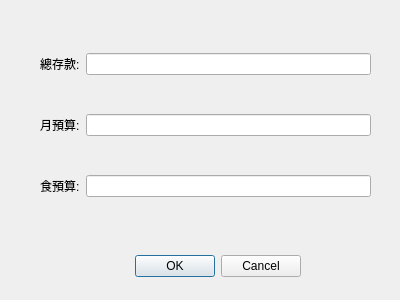
Before: the Qt Designer form setting.ui in dlgs5100/MoneyTracking, drawn with Qt 5.
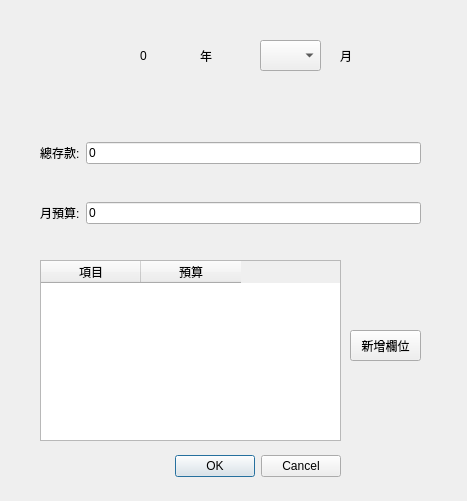
After: the same form once the commit is applied.

```diff
--- a/setting.ui
+++ b/setting.ui
@@ -6,8 +6,8 @@
    <rect>
     <x>0</x>
     <y>0</y>
-    <width>400</width>
-    <height>300</height>
+    <width>467</width>
+    <height>501</height>
    </rect>
   </property>
   <property name="windowTitle">
@@ -16,8 +16,8 @@
   <widget class="QDialogButtonBox" name="buttonBox">
    <property name="geometry">
     <rect>
-     <x>-40</x>
-     <y>250</y>
+     <x>0</x>
+     <y>450</y>
      <width>341</width>
      <height>32</height>
     </rect>
@@ -33,29 +33,23 @@
    <property name="geometry">
     <rect>
      <x>40</x>
-     <y>20</y>
-     <width>331</width>
-     <height>211</height>
+     <y>110</y>
+     <width>381</width>
+     <height>147</height>
     </rect>
    </property>
-   <layout class="QGridLayout" name="gridLayout_2">
-    <item row="0" column="1">
-     <widget class="QLineEdit" name="editDeposit_2"/>
-    </item>
+   <layout class="QGridLayout" name="gridLayout">
     <item row="2" column="1">
-     <widget class="QLineEdit" name="editMonthlyBudget_2"/>
-    </item>
-    <item row="2" column="0">
-     <widget class="QLabel" name="labelMonthlyBudget_2">
+     <widget class="QLineEdit" name="editMonthlyBudget">
       <property name="text">
-       <string>月預算:</string>
+       <string>0</string>
       </property>
      </widget>
     </item>
-    <item row="3" column="0">
-     <widget class="QLabel" name="labelFoodBudget_2">
+    <item row="0" column="1">
+     <widget class="QLineEdit" name="editDeposit">
       <property name="text">
-       <string>食預算:</string>
+       <string>0</string>
       </property>
      </widget>
     </item>
@@ -66,11 +60,97 @@
       </property>
      </widget>
     </item>
-    <item row="3" column="1">
-     <widget class="QLineEdit" name="editFoodBudget_2"/>
+    <item row="2" column="0">
+     <widget class="QLabel" name="labelMonthlyBudget">
+      <property name="text">
+       <string>月預算:</string>
+      </property>
+     </widget>
     </item>
    </layout>
   </widget>
+  <widget class="QLabel" name="labelYear">
+   <property name="geometry">
+    <rect>
+     <x>140</x>
+     <y>40</y>
+     <width>31</width>
+     <height>31</height>
+    </rect>
+   </property>
+   <property name="text">
+    <string>0</string>
+   </property>
+  </widget>
+  <widget class="QComboBox" name="comboBoxMonth">
+   <property name="geometry">
+    <rect>
+     <x>260</x>
+     <y>40</y>
+     <width>61</width>
+     <height>31</height>
+    </rect>
+   </property>
+  </widget>
+  <widget class="QTableWidget" name="tableBudget">
+   <property name="geometry">
+    <rect>
+     <x>40</x>
+     <y>260</y>
+     <width>301</width>
+     <height>181</height>
+    </rect>
+   </property>
+   <column>
+    <property name="text">
+     <string>項目</string>
+    </property>
+   </column>
+   <column>
+    <property name="text">
+     <string>預算</string>
+    </property>
+   </column>
+  </widget>
+  <widget class="QPushButton" name="buttonInsertRow">
+   <property name="geometry">
+    <rect>
+     <x>350</x>
+     <y>330</y>
+     <width>71</width>
+     <height>31</height>
+    </rect>
+   </property>
+   <property name="text">
+    <string>新增欄位</string>
+   </property>
+  </widget>
+  <widget class="QLabel" name="labelWordYear">
+   <property name="geometry">
+    <rect>
+     <x>200</x>
+     <y>40</y>
+     <width>21</width>
+     <height>31</height>
+    </rect>
+   </property>
+   <property name="text">
+    <string>年</string>
+   </property>
+  </widget>
+  <widget class="QLabel" name="labelWordMonth">
+   <property name="geometry">
+    <rect>
+     <x>340</x>
+     <y>40</y>
+     <width>21</width>
+     <height>31</height>
+    </rect>
+   </property>
+   <property name="text">
+    <string>月</string>
+   </property>
+  </widget>
  </widget>
  <resources/>
  <connections>
```
Left out of the diff: 2 changed lines with no effect on the pictures.
